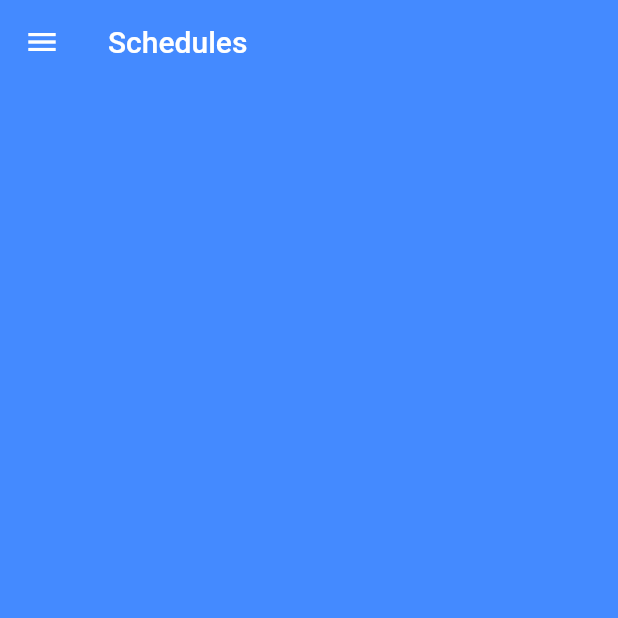
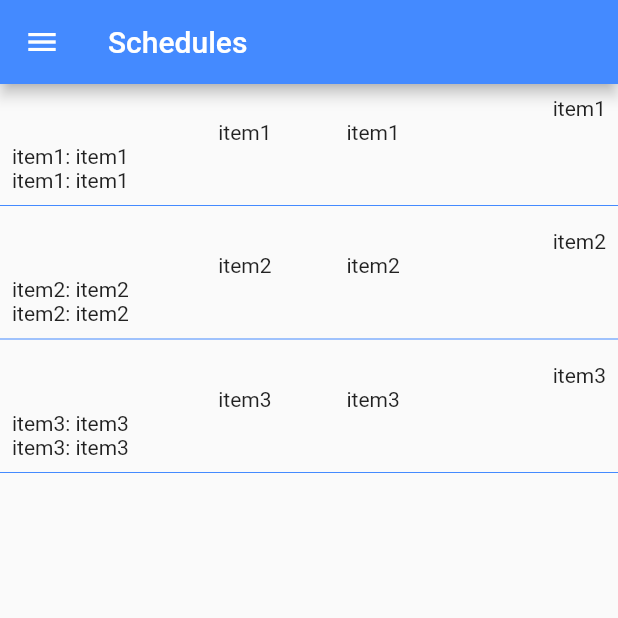
Before and after one commit to ThiagoEvoa/Flutter, a Flutter app: the Home screen opened directly, on a phone screen of 412 x 824 dp, the top half of it. Run offline on Flutter 3.47's test engine with Material 2 defaults, Android fonts, the phone set to English and light mode, and no system bars.

Commit message:
Adding schedule list layout

```diff
--- a/estudo_flutter/lib/main.dart
+++ b/estudo_flutter/lib/main.dart
@@ -1,3 +1,4 @@
+import 'package:estudo_flutter/ui/home.dart';
 import 'package:flutter/material.dart';
 import 'ui/login.dart';
 
@@ -8,14 +9,14 @@ class MyApp extends StatelessWidget {
   Widget build(BuildContext context) {
     return MaterialApp(
       debugShowCheckedModeBanner: false,
-      title: 'Flutter Demo',
+      title: 'Study Flutter',
       theme: ThemeData(
         primarySwatch: Colors.blue,
         primaryColor: Colors.blueAccent,
         accentColor: Colors.white30,
         hintColor: Colors.white
       ),
-      home: Login(),
+      home: Home(),
     );
   }
 }
--- a/estudo_flutter/lib/ui/home.dart
+++ b/estudo_flutter/lib/ui/home.dart
@@ -8,6 +8,7 @@ class Home extends StatefulWidget {
 
 class _HomeState extends State<Home> {
   final _pageController = PageController();
+  List list = ["item1", "item2", "item3"];
 
   @override
   Widget build(BuildContext context) {
@@ -16,12 +17,52 @@ class _HomeState extends State<Home> {
       controller: _pageController,
       children: <Widget>[
         Scaffold(
-          body: AppBar(
+          appBar: AppBar(
             backgroundColor: Theme.of(context).primaryColor,
-            title: Text("Schedules",
-            style: TextStyle(
-                color: Theme.of(context).hintColor
-              ),
+            title: Text(
+              "Schedules",
+              style: TextStyle(color: Theme.of(context).hintColor),
+            ),
+          ),
+          body: Scaffold(
+            body: ListView.builder(
+                itemCount: list.length,
+                itemBuilder: (context, index){
+                  return Column(
+                    children: <Widget>[
+                      Padding(
+                        padding: EdgeInsets.fromLTRB(8.0, 8.0, 8.0, 1.0),
+                        child: Column(
+                          crossAxisAlignment: CrossAxisAlignment.start,
+                          children: <Widget>[
+                            Row(
+                              mainAxisAlignment: MainAxisAlignment.end,
+                              children: <Widget>[
+                                Text(list[index]),
+                              ],
+                            ),
+                            Row(
+                              mainAxisAlignment: MainAxisAlignment.center,
+                              children: <Widget>[
+                                Text(list[index]),
+                                Padding(padding: EdgeInsets.only(right: 50.0),),
+                                Text(list[index]),
+                              ],
+                            ),
+                            Column(
+                              mainAxisAlignment: MainAxisAlignment.start,
+                              children: <Widget>[
+                                Text("${list[index]}: ${list[index]}"),
+                                Text("${list[index]}: ${list[index]}")
+                              ],
+                            ),
+                          ],
+                        ),
+                      ),
+                      Divider(color: Theme.of(context).primaryColor,)
+                    ],
+                  );
+                }
             ),
           ),
           drawer: CustomDrawer(_pageController),
```
